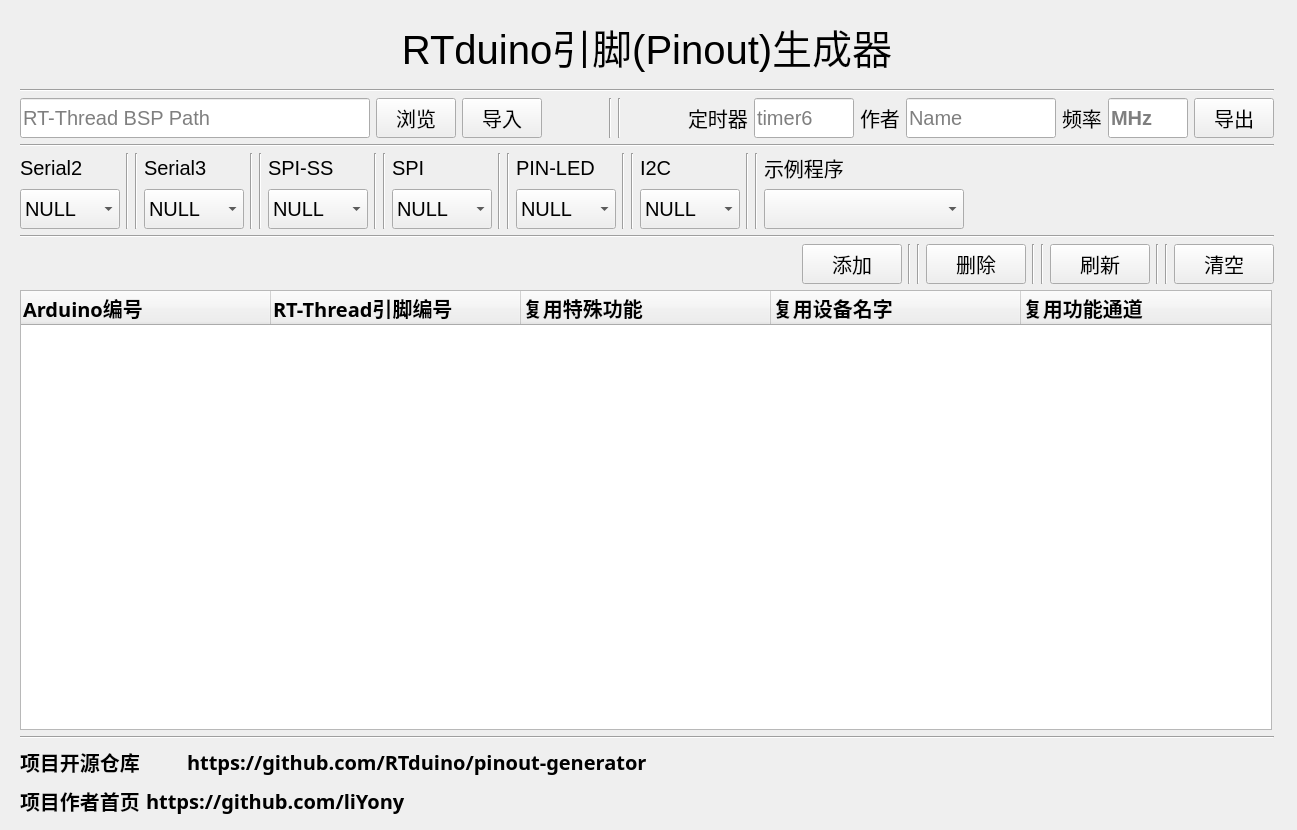
RTduino/pinout-generator, file project/widget.ui: the form before one commit.
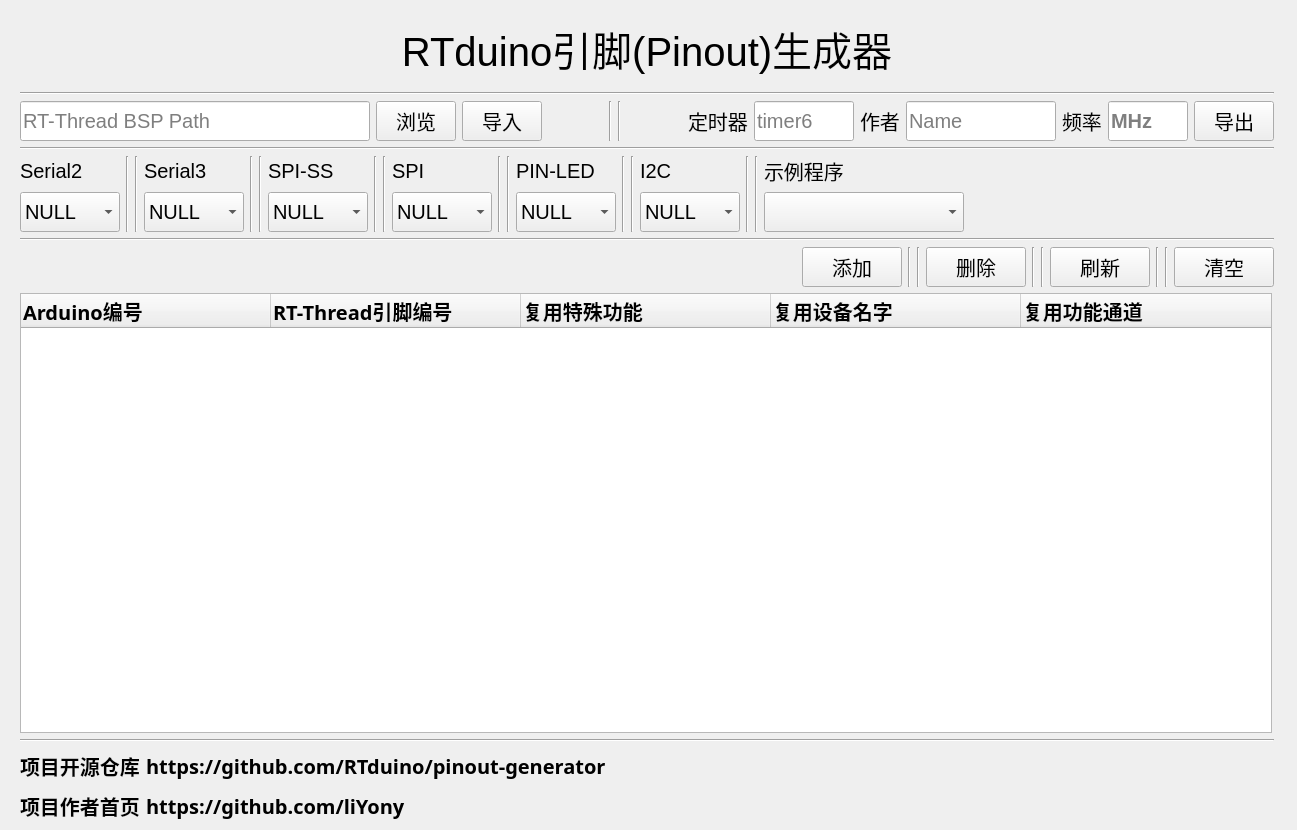
The form after the commit.

What changed in the file:
```diff
--- a/project/widget.ui
+++ b/project/widget.ui
@@ -31,7 +31,7 @@
      <x>20</x>
      <y>10</y>
      <width>1254</width>
-     <height>807</height>
+     <height>813</height>
     </rect>
    </property>
    <layout class="QVBoxLayout" name="verticalLayout_9">
@@ -1064,6 +1064,19 @@
             </property>
            </widget>
           </item>
+          <item>
+           <spacer name="horizontalSpacer_5">
+            <property name="orientation">
+             <enum>Qt::Horizontal</enum>
+            </property>
+            <property name="sizeHint" stdset="0">
+             <size>
+              <width>40</width>
+              <height>20</height>
+             </size>
+            </property>
+           </spacer>
+          </item>
          </layout>
         </item>
         <item>
```
